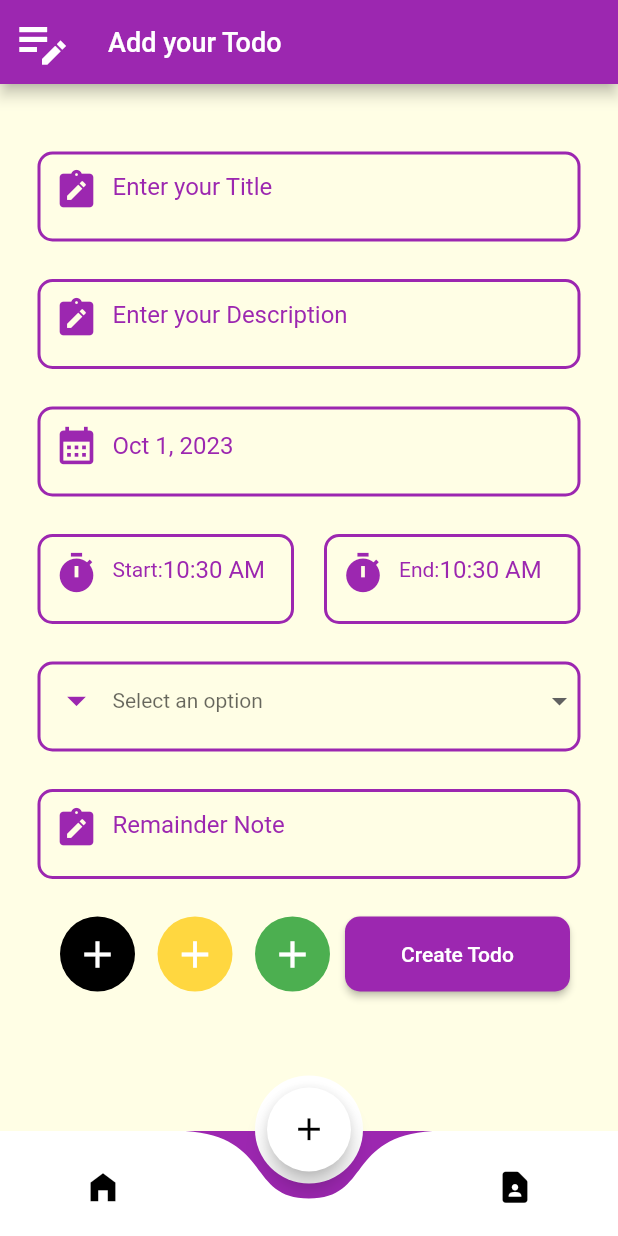
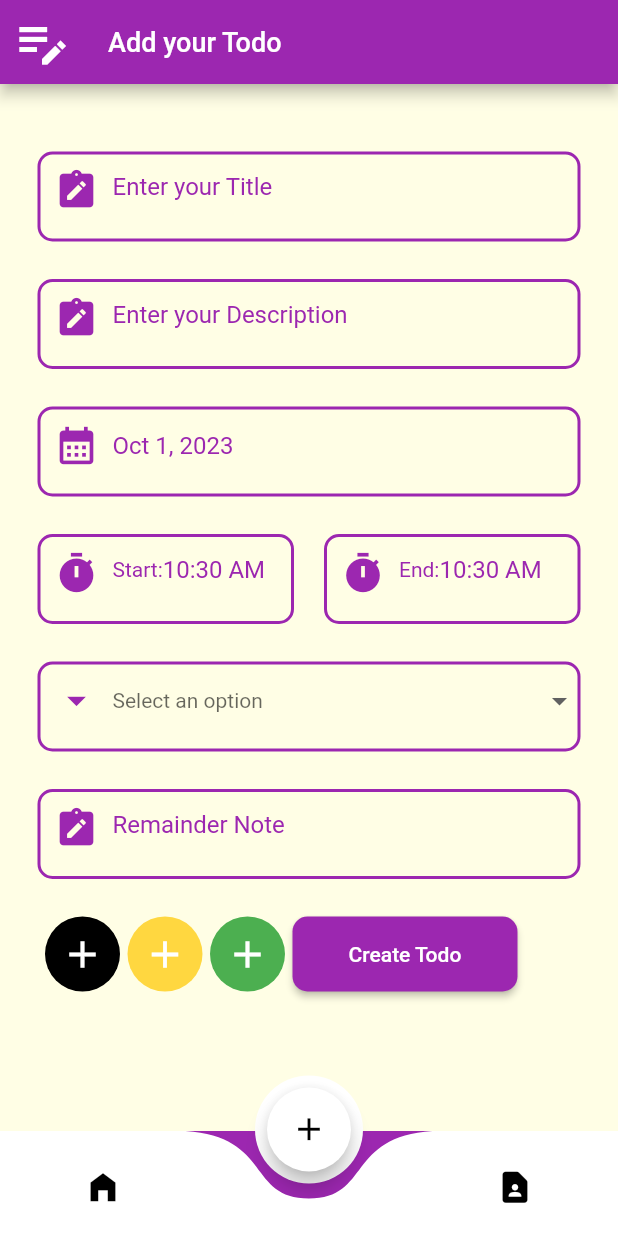
Before and after one commit to shanuDhanusha/todo, a Flutter app: the screen it shows after launch, item 2 of the bottom bar chosen, on a phone screen of 412 x 824 dp. Run offline on Flutter 3.47's test engine with Material 2 defaults, Android fonts, the light colour scheme and no system bars; drawn by our look-alikes of curved_navigation_bar; our stand-ins replace fluttertoast, sqflite; accounts and stored records are empty.

Commit message:
ui changes

```diff
--- a/lib/componets/UserInput.dart
+++ b/lib/componets/UserInput.dart
@@ -173,7 +173,7 @@ class _UserInputState extends State<UserInput> {
                   },
 
                   child: Container(
-                    margin: EdgeInsets.only(left: 15),
+                    margin: EdgeInsets.only(left: 5),
                     decoration: BoxDecoration(shape: BoxShape.circle, color: Colors.black),
                     child: Padding(
                       padding: const EdgeInsets.all(10.0),
@@ -200,7 +200,7 @@ class _UserInputState extends State<UserInput> {
                     });
                   },
                   child: Container(
-                    margin: EdgeInsets.only(left: 15),
+                    margin: EdgeInsets.only(left: 5),
                     decoration: BoxDecoration(shape: BoxShape.circle, color: Colors.amberAccent),
                     child: Padding(
                       padding: const EdgeInsets.all(10.0),
@@ -227,7 +227,7 @@ class _UserInputState extends State<UserInput> {
                     });
                   },
                   child: Container(
-                    margin: EdgeInsets.only(left: 15),
+                    margin: EdgeInsets.only(left: 5),
                     decoration: BoxDecoration(shape: BoxShape.circle, color: Colors.green),
                     child: Padding(
                       padding: const EdgeInsets.all(10.0),
@@ -248,7 +248,7 @@ class _UserInputState extends State<UserInput> {
                 Container(
                   width: 150,
                   height: 50,
-                  margin: const EdgeInsets.only(left: 10,top:0),
+                  margin: const EdgeInsets.only(left:5,top:0),
                   child: ElevatedButton(
                     style: ButtonStyle(
                       backgroundColor: MaterialStateProperty.all(Colors.purple),
--- a/lib/home.dart
+++ b/lib/home.dart
@@ -27,7 +27,7 @@ class _Home extends State<Home> {
 
   Future<void> loadTodos() async {
     // Replace 'YourDatabaseHelper()' with the appropriate instance of your database helper
-    todosList = (await databaseHelpper.getTodo())!;
+    //todosList = (await databaseHelpper.getTodo())!;
     setState(() {});
   }
 
```
Also changed, not shown: pubspec.lock.
